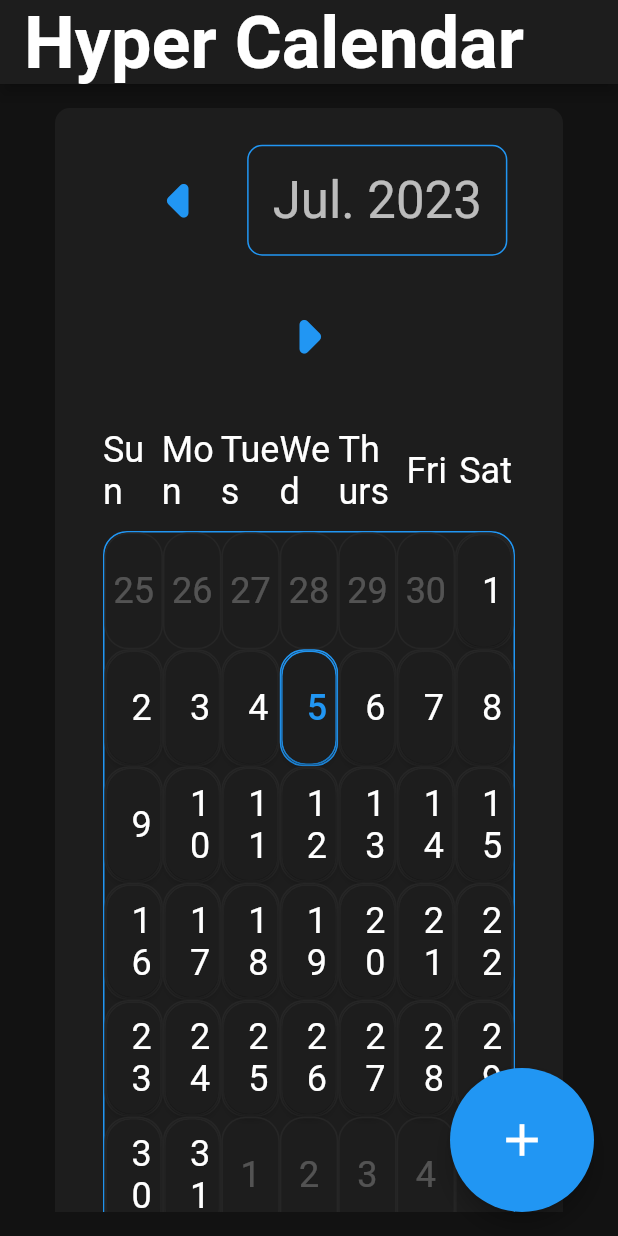
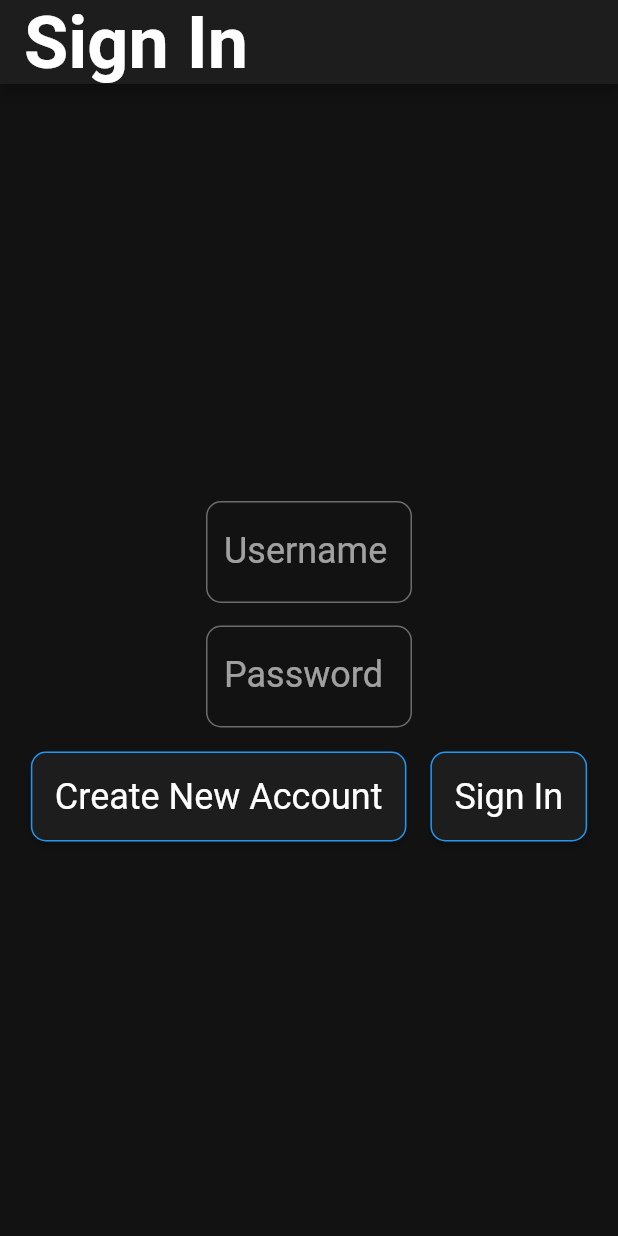
Before and after one commit to Chanadu/hyper_calendar, a Flutter app: the screen it shows after launch, on a phone screen of 412 x 824 dp. Run offline on Flutter 3.47's test engine with Material 2 defaults, Android fonts, the phone set to English and light mode, and no system bars; our stand-ins replace fixnum, flutter_colorpicker, jiffy; missing offline and left inert: mongo_dart; Roboto replaces fonts that are missing (Georgia).

Commit message:
Sign In Page working somewhat

```diff
--- a/lib/main.dart
+++ b/lib/main.dart
@@ -1,6 +1,6 @@
 import 'package:flutter/material.dart';
 import 'package:hyper_calendar/mongo_db.dart';
-import 'package:hyper_calendar/util/screen_holder.dart';
+import 'package:hyper_calendar/util/page_holder.dart';
 import 'package:hyper_calendar/util/new_task_model.dart';
 import 'package:provider/provider.dart';
 
@@ -21,7 +21,7 @@ class MyApp extends StatelessWidget {
 
   final ColorScheme colorScheme = const ColorScheme(
     brightness: Brightness.dark,
-    primary: Colors.blue,
+    primary: Color.fromRGBO(33, 150, 243, 1),
     onPrimary: Colors.white,
     secondary: Colors.blueAccent,
     onSecondary: Colors.white,
@@ -63,7 +63,7 @@ class MyApp extends StatelessWidget {
         dialogBackgroundColor: colorScheme.primaryContainer,
       ),
       //home: const MainPage(),
-      home: const ScreenHolder(),
+      home: const PageHolder(),
     );
   }
 }
--- a/lib/mongo_db.dart
+++ b/lib/mongo_db.dart
@@ -11,10 +11,11 @@ import 'util/enums/reptition_end_type.dart';
 
 class MongoDB {
   static Future<Db>? db;
-  static DbCollection? coll;
+  static DbCollection? eventsColl;
+  static DbCollection? authenticationColl;
 
   static Future<Db>? getDb() {
-    if (coll == null || db == null) {
+    if (eventsColl == null || db == null) {
       return null;
     }
     return db;
@@ -23,12 +24,13 @@ class MongoDB {
   static void start() async {
     db = Db.create(MongoDBInfo.connectionURL);
     (await db)!.open();
-    coll = (await db!).collection(MongoDBInfo.collectionName);
+    eventsColl = (await db!).collection(MongoDBInfo.eventCollectionName);
+    authenticationColl = (await db!).collection(MongoDBInfo.authenticationCollectionName);
   }
 
-  static Future<String> insert(MongoDbModel model) async {
+  static Future<String> insertEvent(MongoDbEventModel model) async {
     try {
-      WriteResult result = await coll!.insertOne(model.toJSON());
+      WriteResult result = await eventsColl!.insertOne(model.toJSON());
       if (result.isSuccess) {
         return 'Successfully Added Event!';
       } else {
@@ -38,9 +40,22 @@ class MongoDB {
       return e.toString();
     }
   }
+
+  static Future<String> insertAuthentication(MongoDbAuthenticationModel model) async {
+    try {
+      WriteResult result = await authenticationColl!.insertOne(model.toJSON());
+      if (result.isSuccess) {
+        return 'Successfully Added Account!';
+      } else {
+        return 'Something went wrong. Try again later.';
+      }
+    } catch (e) {
+      return e.toString();
+    }
+  }
 }
 
-class MongoDbModel {
+class MongoDbEventModel {
   late ObjectId id;
   late String eventName;
   late String description;
@@ -65,7 +80,7 @@ class MongoDbModel {
   late int? customRepetitionEndTypeOccurences;
   late DateTime? customRepetitionEndTypeStopDate;
 
-  MongoDbModel({
+  MongoDbEventModel({
     ObjectId? objectId,
     required this.eventName,
     required this.description,
@@ -145,3 +160,22 @@ class MongoDbModel {
         },
       };
 }
+
+class MongoDbAuthenticationModel {
+  late ObjectId id;
+  late String username;
+  late String password;
+  MongoDbAuthenticationModel({
+    ObjectId? id,
+    required this.username,
+    required this.password,
+  }) {
+    this.id = id ?? ObjectId();
+  }
+
+  Map<String, dynamic> toJSON() => {
+        '_id': id,
+        'username': username,
+        'password': password,
+      };
+}
--- a/lib/pages/main_page.dart
+++ b/lib/pages/main_page.dart
@@ -1,5 +1,5 @@
 import 'package:flutter/material.dart';
-import 'package:hyper_calendar/pages/create_new_task.dart';
+import 'package:hyper_calendar/pages/create_new_task_page.dart';
 import 'package:intl/intl.dart';
 import '../util/holder.dart';
 import '../util/main_page/tasks/tasks_holder.dart';
@@ -33,7 +33,7 @@ class _MainPageState extends State<MainPage> {
           Navigator.push(
             context,
             MaterialPageRoute(
-              builder: (context) => CreateNewTask(),
+              builder: (context) => CreateNewTaskPage(),
             ),
           ).then((_) => setState(() {}));
         },
--- /dev/null
+++ b/lib/pages/sign_in_page.dart
@@ -0,0 +1,198 @@
+import 'package:flutter/material.dart';
+import 'package:hyper_calendar/mongo_db.dart';
+
+import '../util/create_task/basic/text_input_list_tile.dart';
+
+class SignInPage extends StatefulWidget {
+  const SignInPage({
+    super.key,
+    required this.setSignIn,
+  });
+
+  final void Function(bool) setSignIn;
+
+  @override
+  State<SignInPage> createState() => _SignInPageState();
+}
+
+class _SignInPageState extends State<SignInPage> {
+  TextEditingController usernameController = TextEditingController();
+  TextEditingController passwordController = TextEditingController();
+
+  @override
+  Widget build(BuildContext context) {
+    return Scaffold(
+      appBar: AppBar(
+        title: const Text('Sign In'),
+      ),
+      body: Center(
+        child: SingleChildScrollView(
+          child: Column(
+            crossAxisAlignment: CrossAxisAlignment.center,
+            mainAxisAlignment: MainAxisAlignment.center,
+            children: [
+              SizedBox(
+                width: MediaQuery.of(context).size.width / 3,
+                child: TextInputListTile(
+                  controller: usernameController,
+                  title: 'Username',
+                  hint: 'Enter Username',
+                  maxLines: 1,
+                  isUsername: true,
+                ),
+              ),
+              SizedBox(
+                width: MediaQuery.of(context).size.width / 3,
+                child: TextInputListTile(
+                  controller: passwordController,
+                  title: 'Password',
+                  hint: 'Enter Password',
+                  maxLines: 1,
+                  isPassword: true,
+                ),
+              ),
+              const SizedBox(height: 16),
+              Row(
+                crossAxisAlignment: CrossAxisAlignment.center,
+                mainAxisAlignment: MainAxisAlignment.center,
+                children: [
+                  ElevatedButton(
+                    onPressed: () async {
+                      List<Map<String, dynamic>>? holder;
+                      do {
+                        try {
+                          holder = await MongoDB.authenticationColl!.find().toList();
+                        } catch (_) {
+                          await Future.delayed(const Duration(milliseconds: 10));
+                        }
+                      } while (holder == null);
+                      if (await MongoDB.authenticationColl!.find({'username': usernameController.text}).isEmpty || usernameController.text.isEmpty || passwordController.text.isEmpty) {
+                        MongoDB.insertAuthentication(
+                          MongoDbAuthenticationModel(
+                            username: usernameController.text,
+                            password: passwordController.text,
+                          ),
+                        );
+                        if (context.mounted) {
+                          ScaffoldMessenger.of(context).showSnackBar(
+                            SnackBar(
+                              content: Center(
+                                child: Text(
+                                  'Account Created',
+                                  style: TextStyle(
+                                    color: Theme.of(context).colorScheme.onPrimary,
+                                    fontSize: Theme.of(context).textTheme.bodyMedium!.fontSize,
+                                  ),
+                                ),
+                              ),
+                              backgroundColor: Theme.of(context).colorScheme.primaryContainer,
+                            ),
+                          );
+                        }
+                      } else {
+                        if (context.mounted) {
+                          ScaffoldMessenger.of(context).showSnackBar(
+                            SnackBar(
+                              content: Center(
+                                child: Text(
+                                  'That Username is already in use.',
+                                  style: TextStyle(
+                                    color: Theme.of(context).colorScheme.onPrimary,
+                                    fontSize: Theme.of(context).textTheme.bodyMedium!.fontSize,
+                                  ),
+                                ),
+                              ),
+                              backgroundColor: Theme.of(context).colorScheme.primaryContainer,
+                            ),
+                          );
+                        }
+                      }
+                    },
+                    style: ElevatedButton.styleFrom(
+                      backgroundColor: Theme.of(context).colorScheme.surface,
+                      shape: RoundedRectangleBorder(
+                        borderRadius: BorderRadius.circular(10.0),
+                        side: BorderSide(color: Theme.of(context).colorScheme.primary),
+                      ),
+                      padding: const EdgeInsets.all(16.0),
+                    ),
+                    child: Text(
+                      'Create New Account',
+                      style: Theme.of(context).textTheme.bodyMedium,
+                    ),
+                  ),
+                  const SizedBox(width: 16),
+                  ElevatedButton(
+                    onPressed: () async {
+                      List<Map<String, dynamic>>? holder;
+                      do {
+                        try {
+                          holder = await MongoDB.authenticationColl!.find().toList();
+                        } catch (_) {
+                          await Future.delayed(const Duration(milliseconds: 10));
+                        }
+                      } while (holder == null);
+                      if (!await MongoDB.authenticationColl!.find(
+                        {
+                          'username': usernameController.text,
+                          'password': passwordController.text,
+                        },
+                      ).isEmpty) {
+                        widget.setSignIn(true);
+                        if (context.mounted) {
+                          ScaffoldMessenger.of(context).showSnackBar(
+                            SnackBar(
+                              content: Center(
+                                child: Text(
+                                  'Sign in Successful!',
+                                  style: TextStyle(
+                                    color: Theme.of(context).colorScheme.onPrimary,
+                                    fontSize: Theme.of(context).textTheme.bodyMedium!.fontSize,
+                                  ),
+                                ),
+                              ),
+                              backgroundColor: Theme.of(context).colorScheme.primaryContainer,
+                            ),
+                          );
+                        }
+                      } else {
+                        if (context.mounted) {
+                          ScaffoldMessenger.of(context).showSnackBar(
+                            SnackBar(
+                              content: Center(
+                                child: Text(
+                                  'Incorrect Username or Password.',
+                                  style: TextStyle(
+                                    color: Theme.of(context).colorScheme.onPrimary,
+                                    fontSize: Theme.of(context).textTheme.bodyMedium!.fontSize,
+                                  ),
+                                ),
+                              ),
+                              backgroundColor: Theme.of(context).colorScheme.primaryContainer,
+                            ),
+                          );
+                        }
+                      }
+                    },
+                    style: ElevatedButton.styleFrom(
+                      backgroundColor: Theme.of(context).colorScheme.surface,
+                      shape: RoundedRectangleBorder(
+                        borderRadius: BorderRadius.circular(10.0),
+                        side: BorderSide(color: Theme.of(context).colorScheme.primary),
+                      ),
+                      padding: const EdgeInsets.all(16.0),
+                    ),
+                    child: Text(
+                      'Sign In',
+                      style: Theme.of(context).textTheme.bodyMedium,
+                    ),
+                  ),
+                ],
+              ),
+            ],
+          ),
+        ),
+      ),
+    );
+  }
+}
--- a/lib/util/main_page/tasks/task.dart
+++ b/lib/util/main_page/tasks/task.dart
@@ -90,7 +90,7 @@ class _TaskState extends State<Task> {
                           const SizedBox(width: 8),
                           ElevatedButton(
                             onPressed: () async {
-                              await MongoDB.coll!.remove({'_id': widget.task!['_id'] as mongo_db.ObjectId});
+                              await MongoDB.eventsColl!.remove({'_id': widget.task!['_id'] as mongo_db.ObjectId});
                               if (context.mounted) {
                                 ScaffoldMessenger.of(context).showSnackBar(SnackBar(
                                   content: Center(
--- a/lib/util/main_page/tasks/tasks_holder.dart
+++ b/lib/util/main_page/tasks/tasks_holder.dart
@@ -32,7 +32,7 @@ class _TasksHolderState extends State<TasksHolder> {
     List<Map<String, dynamic>>? holder;
     do {
       try {
-        holder = await MongoDB.coll!.find().toList();
+        holder = await MongoDB.eventsColl!.find().toList();
       } catch (_) {
         await Future.delayed(const Duration(milliseconds: 10));
       }
--- /dev/null
+++ b/lib/util/page_holder.dart
@@ -0,0 +1,44 @@
+import 'package:flutter/material.dart';
+import 'package:hyper_calendar/pages/loading_page.dart';
+import 'package:hyper_calendar/pages/sign_in_page.dart';
+import 'package:mongo_dart/mongo_dart.dart' as mongo;
+
+import '../mongo_db.dart';
+import '../pages/main_page.dart';
+
+class PageHolder extends StatefulWidget {
+  const PageHolder({super.key});
+
+  @override
+  State<PageHolder> createState() => _PageHolderState();
+}
+
+class _PageHolderState extends State<PageHolder> {
+  bool signedIn = false;
+
+  void setSignedIn(bool signedIn) {
+    setState(
+      () {
+        this.signedIn = signedIn;
+      },
+    );
+  }
+
+  @override
+  Widget build(BuildContext context) {
+    return FutureBuilder<mongo.Db>(
+      future: MongoDB.db,
+      builder: (BuildContext context, AsyncSnapshot<mongo.Db> snapshot) {
+        if (!snapshot.hasData) {
+          return const LoadingPage();
+        } else {
+          return signedIn
+              ? const MainPage()
+              : SignInPage(
+                  setSignIn: (p0) => setSignedIn(p0),
+                );
+        }
+      },
+    );
+  }
+}
--- a/lib/util/screen_holder.dart
+++ /dev/null
@@ -1,30 +0,0 @@
-import 'package:flutter/material.dart';
-import 'package:hyper_calendar/pages/loading_screen.dart';
-import 'package:mongo_dart/mongo_dart.dart' as mongo;
-
-import '../mongo_db.dart';
-import '../pages/main_page.dart';
-
-class ScreenHolder extends StatefulWidget {
-  const ScreenHolder({super.key});
-
-  @override
-  State<ScreenHolder> createState() => _ScreenHolderState();
-}
-
-class _ScreenHolderState extends State<ScreenHolder> {
-  @override
-  Widget build(BuildContext context) {
-    return FutureBuilder<mongo.Db>(
-      future: MongoDB.db,
-      builder: (BuildContext context, AsyncSnapshot<mongo.Db> snapshot) {
-        if (!snapshot.hasData) {
-          return const LoadingScreen();
-        } else {
-          return const MainPage();
-          // return const LoadingScreen();
-        }
-      },
-    );
-  }
-}
--- a/pubspec.yaml
+++ b/pubspec.yaml
@@ -63,9 +63,8 @@ flutter:
   uses-material-design: true
 
   # To add assets to your application, add an assets section, like this:
-  # assets:
-  #   - images/a_dot_burr.jpeg
-  #   - images/a_dot_ham.jpeg
+  assets:
+    - assets/HyperCalendarLogo.png
 
   # An image asset can refer to one or more resolution-specific "variants", see
   # https://flutter.dev/assets-and-images/#resolution-aware
```
Also changed, not shown: lib/pages/create_new_task_page.dart (renamed from lib/pages/create_new_task.dart, +4 -4 lines), lib/pages/loading_page.dart (added, +41 -0 lines), lib/pages/loading_screen.dart (deleted, +0 -30 lines), lib/pages/sign_in.dart (deleted, +0 -67 lines), assets/HyperCalendarLogo.png (added).
